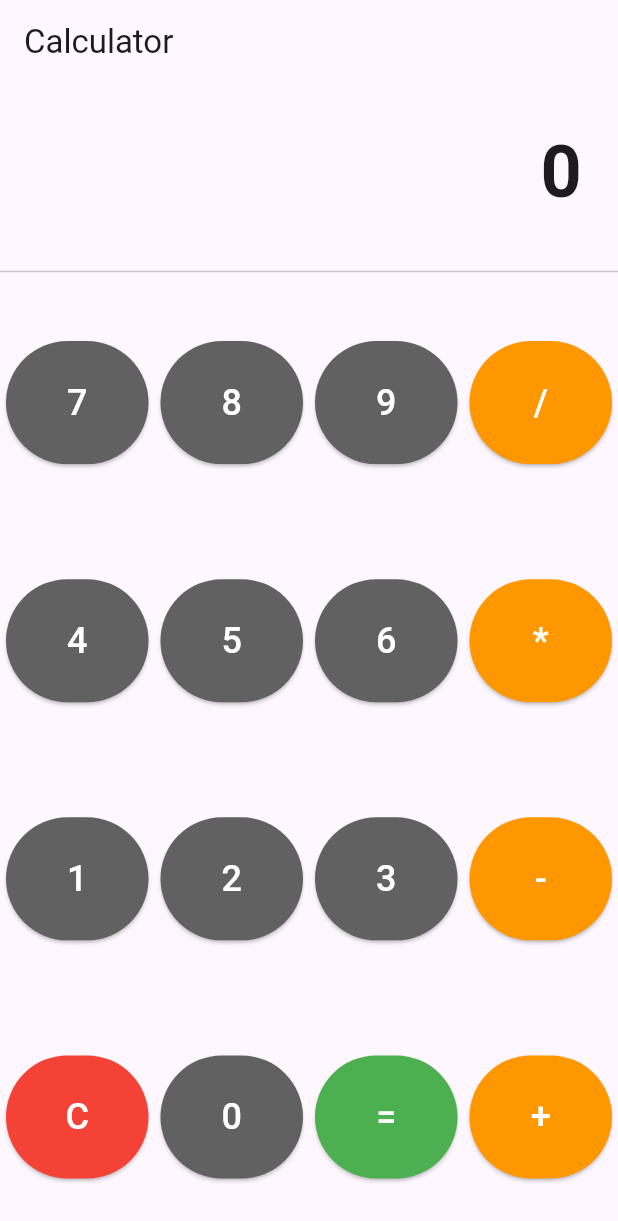
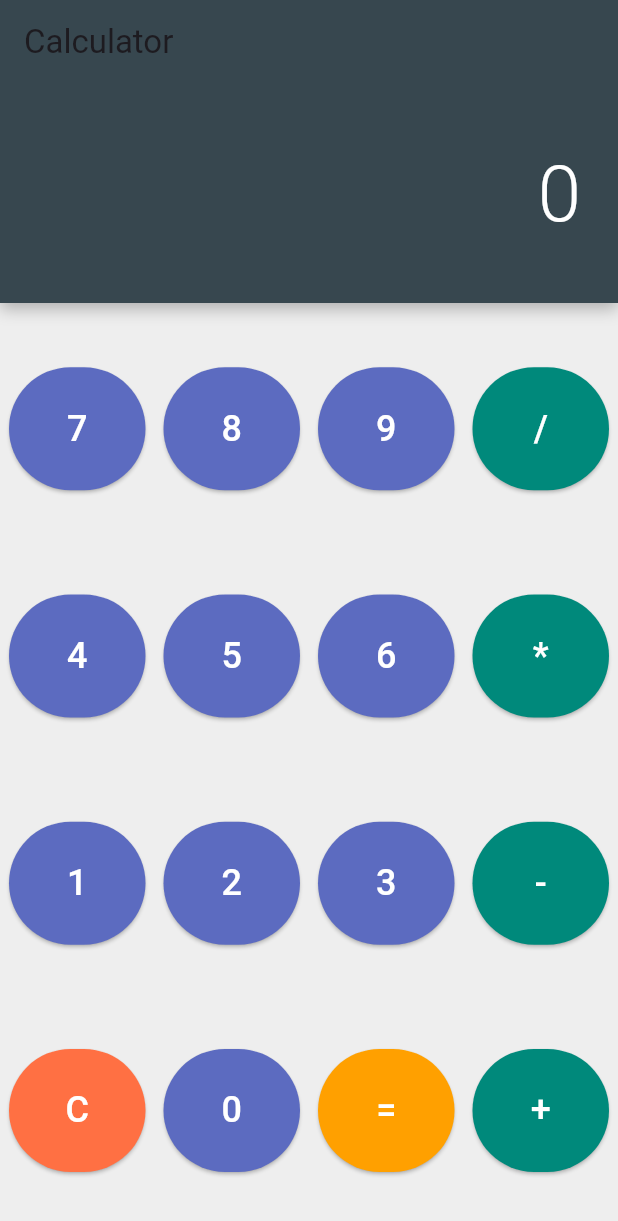
Before and after one commit to gsurjs/hw01_calculator_app, a Flutter app: the screen it shows after launch, on a phone screen of 412 x 824 dp. Shown: the top 1221 px of the screen. Run offline on Flutter 3.47's test engine with Material 3 defaults, Android fonts, the phone set to English and light mode, and no system bars.

Commit message:
styling changes

```diff
--- a/lib/main.dart
+++ b/lib/main.dart
@@ -104,7 +104,7 @@
   Widget buildButton(String text, Color color, VoidCallback onPressed) {
     return Expanded(
       child: Container(
-        margin: EdgeInsets.all(4),
+        margin: EdgeInsets.symmetric(horizontal: 6, vertical: 3),
         child: ElevatedButton(
           style: ElevatedButton.styleFrom(
             backgroundColor: color,
@@ -120,35 +120,58 @@
     );
   }
 
-  // This widget is the root of your application.
+ //
   @override
   Widget build(BuildContext context) {
     return Scaffold(
-      appBar: AppBar(title: Text('Calculator')),
+      backgroundColor: Colors.grey[200],
+      appBar: AppBar(
+        title: Text('Calculator'),
+        backgroundColor: Colors.blueGrey[800],
+        elevation: 0,
+      ),
       body: Column(
         children: [
           // Display area
           Container(
-            padding: EdgeInsets.all(24),
+            width: double.infinity,
+            padding: EdgeInsets.symmetric(horizontal: 24, vertical: 36),
+            decoration: BoxDecoration(
+              color: Colors.blueGrey[800],
+              boxShadow: [
+                BoxShadow(
+                  color: Colors.black26,
+                  blurRadius: 8,
+                  offset: Offset(0, 4),
+                ),
+              ],
+            ),
             alignment: Alignment.centerRight,
             child: Text(
               display,
-              style: TextStyle(fontSize: 48, fontWeight: FontWeight.bold),
+              style: TextStyle(
+                fontSize: 52,
+                fontWeight: FontWeight.w300,
+                color: Colors.white,
+                letterSpacing: 1.5,
               ),
             ),
-          Divider(),
+          ),
           // Calculator buttons
           Expanded(
+            child: Container(
+              padding: EdgeInsets.symmetric(vertical: 8),
               child: Column(
+                mainAxisAlignment: MainAxisAlignment.spaceEvenly,
                 children: [
                   // Row 1: 7, 8, 9, /
                   Expanded(
                     child: Row(
                     children: [
-                      buildButton('7', Colors.grey[700]!, () => onNumberPressed('7')),
-                      buildButton('8', Colors.grey[700]!, () => onNumberPressed('8')),
-                      buildButton('9', Colors.grey[700]!, () => onNumberPressed('9')),
-                      buildButton('/', Colors.orange, () => onOperatorPressed('/')),
+                      buildButton('7', Colors.indigo[400]!, () => onNumberPressed('7')),
+                      buildButton('8', Colors.indigo[400]!, () => onNumberPressed('8')),
+                      buildButton('9', Colors.indigo[400]!, () => onNumberPressed('9')),
+                      buildButton('/', Colors.teal[600]!, () => onOperatorPressed('/')),
                     ],
                   ),
                 ),
@@ -156,10 +179,10 @@
                 Expanded(
                   child: Row(
                     children: [
-                      buildButton('4', Colors.grey[700]!, () => onNumberPressed('4')),
-                      buildButton('5', Colors.grey[700]!, () => onNumberPressed('5')),
-                      buildButton('6', Colors.grey[700]!, () => onNumberPressed('6')),
-                      buildButton('*', Colors.orange, () => onOperatorPressed('*')),
+                      buildButton('4', Colors.indigo[400]!, () => onNumberPressed('4')),
+                      buildButton('5', Colors.indigo[400]!, () => onNumberPressed('5')),
+                      buildButton('6', Colors.indigo[400]!, () => onNumberPressed('6')),
+                      buildButton('*', Colors.teal[600]!, () => onOperatorPressed('*')),
                     ],
                   ),
                 ),
@@ -167,10 +190,10 @@
                 Expanded(
                   child: Row(
                     children: [
-                      buildButton('1', Colors.grey[700]!, () => onNumberPressed('1')),
-                      buildButton('2', Colors.grey[700]!, () => onNumberPressed('2')),
-                      buildButton('3', Colors.grey[700]!, () => onNumberPressed('3')),
-                      buildButton('-', Colors.orange, () => onOperatorPressed('-')),
+                      buildButton('1', Colors.indigo[400]!, () => onNumberPressed('1')),
+                      buildButton('2', Colors.indigo[400]!, () => onNumberPressed('2')),
+                      buildButton('3', Colors.indigo[400]!, () => onNumberPressed('3')),
+                      buildButton('-', Colors.teal[600]!, () => onOperatorPressed('-')),
                     ],
                   ),
                 ),
@@ -178,14 +201,15 @@
                 Expanded(
                   child: Row(
                     children: [
-                      buildButton('C', Colors.red, clear),
-                      buildButton('0', Colors.grey[700]!, () => onNumberPressed('0')),
-                      buildButton('=', Colors.green, calculateResult),
-                      buildButton('+', Colors.orange, () => onOperatorPressed('+')),
+                      buildButton('C', Colors.deepOrange[400]!, clear),
+                      buildButton('0', Colors.indigo[400]!, () => onNumberPressed('0')),
+                      buildButton('=', Colors.amber[700]!, calculateResult),
+                      buildButton('+', Colors.teal[600]!, () => onOperatorPressed('+')),
                       ],
                     ),
                   ),
                 ],
+              ),
             ),
           ),
         ],
```
Lines whose indentation alone changed are shown as unchanged.
